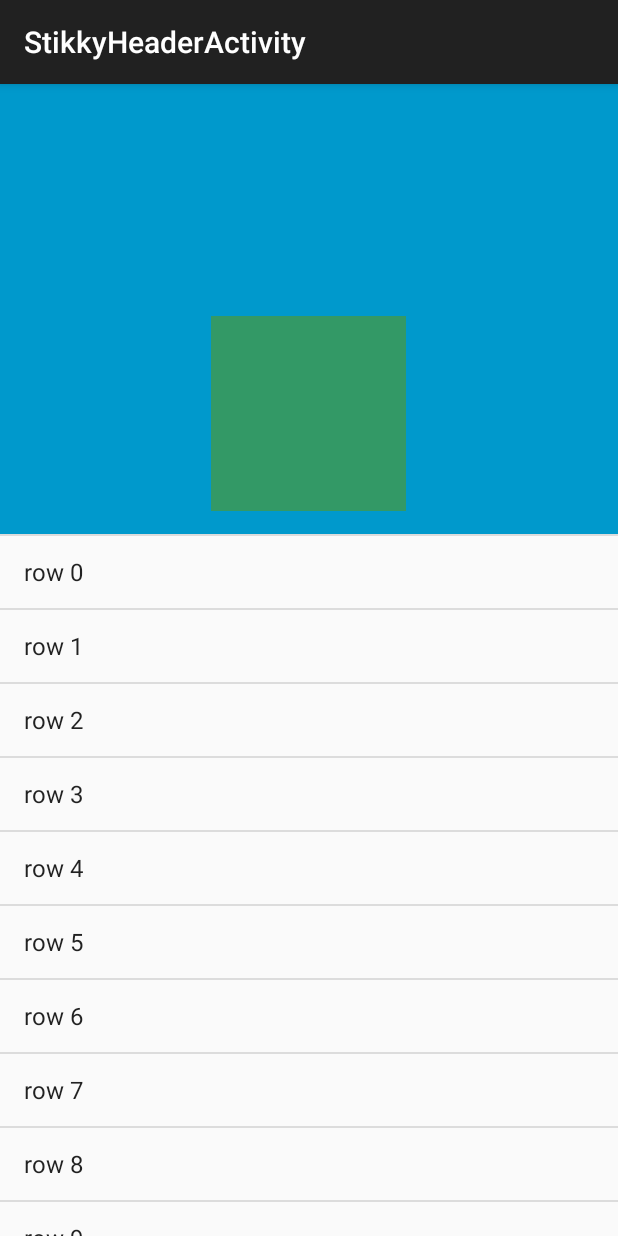
After one commit to MaAnQing/studyDemo, an Android app: the fragment ActionBarImageFragment placed in its activity, on a phone screen of 412 x 824 dp. The commit adds this screen. Run offline under Robolectric (Android 15) with nearby library versions, the phone set to English and light mode, and no system bars.

Commit message:
add ActionBar Image Header Animatior

```diff
--- a/app/src/main/java/com/example/madroid/studydemo/ui/StikkyHeaderActivity.java
+++ b/app/src/main/java/com/example/madroid/studydemo/ui/StikkyHeaderActivity.java
@@ -16,6 +16,7 @@ import android.widget.ArrayAdapter;
 import android.widget.ListView;
 
 import com.example.madroid.studydemo.R;
+import com.example.madroid.studydemo.ui.tikkyheader.ActionBarImageFragment;
 import com.example.madroid.studydemo.ui.tikkyheader.ParallaxStikkyFragment;
 import com.example.madroid.studydemo.ui.tikkyheader.SimpleStikkyFragment;
 
@@ -50,6 +51,10 @@ public class StikkyHeaderActivity extends ActionBarActivity implements StikkyHea
                 break;
             case 1 :
                 fragment = new ParallaxStikkyFragment() ;
+                break;
+            case 2 :
+                fragment = new ActionBarImageFragment() ;
+                break;
             default:
                 break;
         }
--- /dev/null
+++ b/app/src/main/java/com/example/madroid/studydemo/ui/tikkyheader/ActionBarImageFragment.java
@@ -0,0 +1,89 @@
+package com.example.madroid.studydemo.ui.tikkyheader;
+
+
+import android.app.Fragment;
+import android.os.Bundle;
+import android.view.LayoutInflater;
+import android.view.View;
+import android.view.ViewGroup;
+import android.widget.ArrayAdapter;
+import android.widget.ListView;
+
+import com.example.madroid.studydemo.R;
+import com.example.madroid.studydemo.view.stikkyheader.AnimatorBuilder;
+import com.example.madroid.studydemo.view.stikkyheader.BaseStickyHeaderAnimator;
+import com.example.madroid.studydemo.view.stikkyheader.HeaderStikkyAnimator;
+import com.example.madroid.studydemo.view.stikkyheader.StikkyHeaderBuilder;
+
+
+public class ActionBarImageFragment extends Fragment {
+
+    private View mHomeView;
+    private ListView mListView;
+
+    public ActionBarImageFragment() {
+        // Required empty public constructor
+    }
+
+
+    @Override
+    public View onCreateView(LayoutInflater inflater, ViewGroup container,
+                             Bundle savedInstanceState) {
+        return inflater.inflate(R.layout.fragment_actionbarimage, container, false);
+    }
+
+    @Override
+    public void onViewCreated(View view, Bundle savedInstanceState) {
+        super.onViewCreated(view, savedInstanceState);
+
+        mListView = (ListView) view.findViewById(R.id.listview);
+        //id 不对
+        mHomeView = getActivity().findViewById(R.id.header_image);
+        //mHomeView = getActivity().findViewById(android.R.id.home);
+
+    }
+
+    @Override
+    public void onActivityCreated(Bundle savedInstanceState) {
+        super.onActivityCreated(savedInstanceState);
+
+
+        BaseStickyHeaderAnimator animator = new HeaderStikkyAnimator() {
+
+            @Override
+            public AnimatorBuilder getAnimatorBuilder() {
+
+                View mViewToAnimate = getHeader().findViewById(R.id.header_image);
+
+                AnimatorBuilder animatorBuilder = AnimatorBuilder.create()
+                        .applyScale(mViewToAnimate, AnimatorBuilder.buildViewRect(mHomeView))
+                        .applyTranslation(mViewToAnimate, AnimatorBuilder.buildPointView(mHomeView))
+                        .applyFade(mViewToAnimate, 1f);
+
+
+                return animatorBuilder;
+            }
+        };
+
+        StikkyHeaderBuilder.stickTo(mListView)
+                .setHeader(R.id.header, (ViewGroup) getView())
+                .minHeightHeader(250)
+                .animator(animator)
+                .build();
+
+        populateListView();
+
+    }
+
+    private void populateListView() {
+
+        String[] elements = new String[500];
+        for (int i = 0; i < elements.length; i++) {
+            elements[i] = "row " + i;
+        }
+
+        mListView.setAdapter(new ArrayAdapter<>(getActivity(), android.R.layout.simple_list_item_1, elements));
+
+    }
+
+}
--- /dev/null
+++ b/app/src/main/res/layout/fragment_actionbarimage.xml
@@ -0,0 +1,29 @@
+<FrameLayout xmlns:android="http://schemas.android.com/apk/res/android"
+    android:layout_width="match_parent"
+    android:layout_height="match_parent"
+    android:id="@+id/layout_container">
+
+    <ListView
+        android:id="@+id/listview"
+        android:layout_width="match_parent"
+        android:layout_height="match_parent" />
+
+    <FrameLayout
+        android:id="@+id/header"
+        android:orientation="vertical"
+        android:layout_width="match_parent"
+        android:layout_height="@dimen/max_height_header"
+        android:background="@android:color/holo_blue_dark">
+
+        <View
+            android:id="@+id/header_image"
+            android:layout_width="130dp"
+            android:layout_height="130dp"
+            android:layout_gravity="center_horizontal|bottom"
+            android:background="@android:color/holo_green_dark"
+            android:layout_marginBottom="15dp"
+            android:alpha="0.5" />
+
+    </FrameLayout>
+
+</FrameLayout>
```
